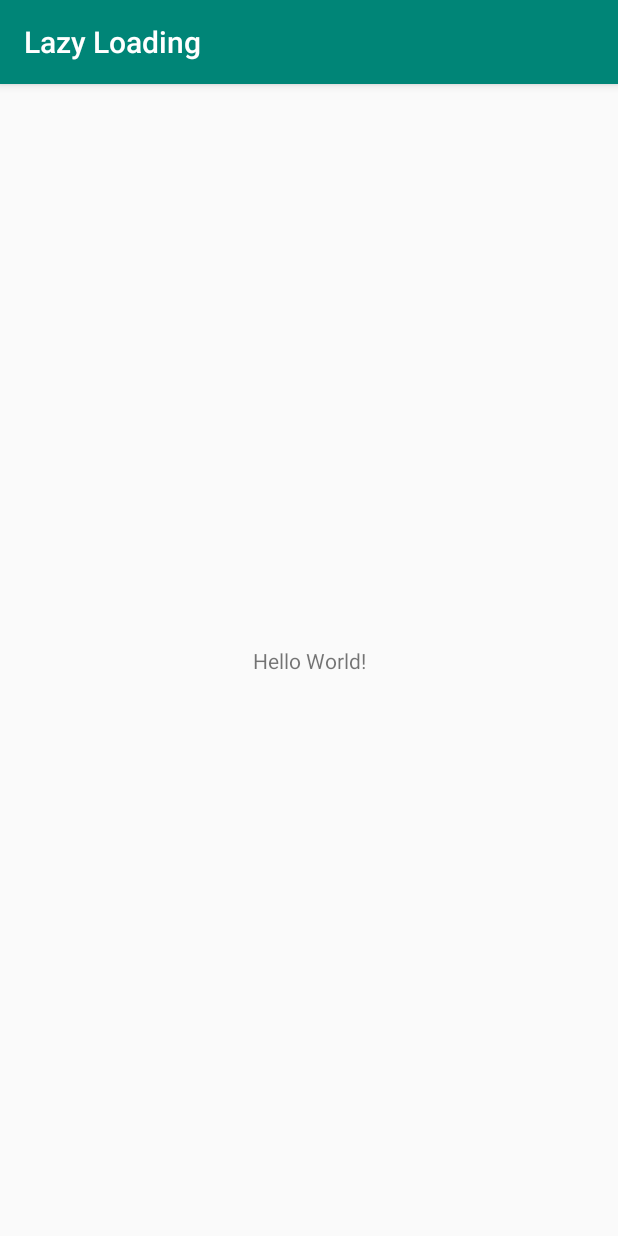
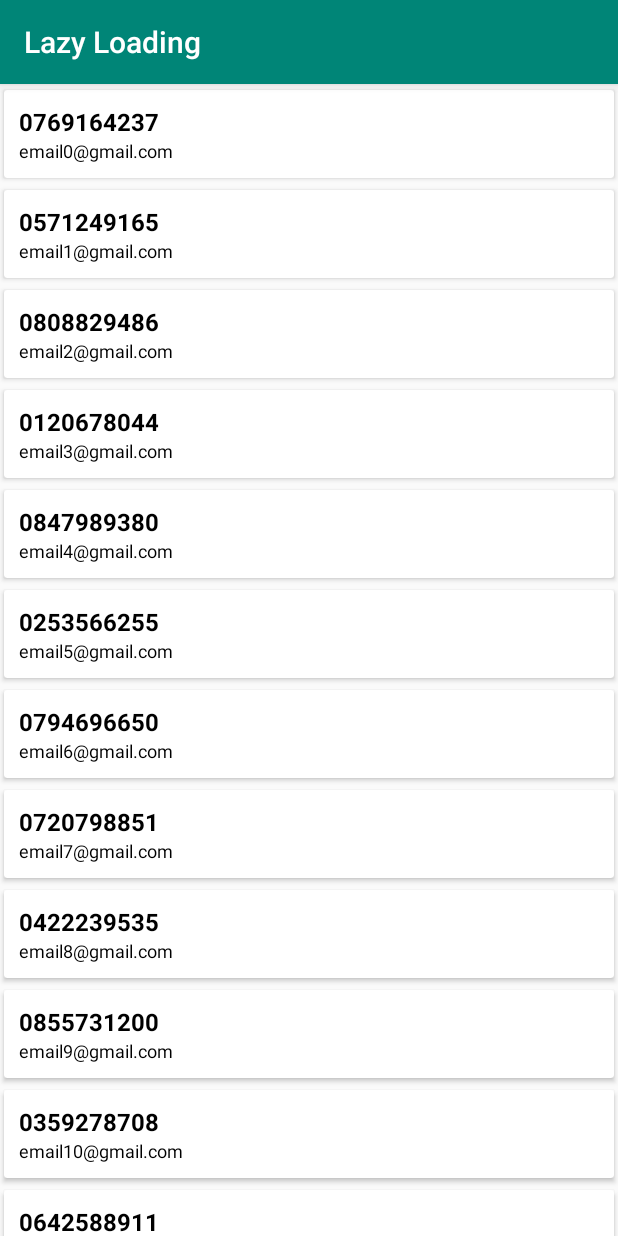
Before and after one commit to FaizIkhwan/Android-Lazy-Loading, an Android app: the screen it shows after launch (MainActivity), on a phone screen of 412 x 824 dp. Run offline under Robolectric (Android 15) with nearby library versions, the phone set to English and light mode, and no system bars.

```diff
--- a/app/build.gradle
+++ b/app/build.gradle
@@ -32,4 +32,6 @@ dependencies {
     testImplementation 'junit:junit:4.12'
     androidTestImplementation 'androidx.test.ext:junit:1.1.1'
     androidTestImplementation 'androidx.test.espresso:espresso-core:3.2.0'
+    implementation 'androidx.recyclerview:recyclerview:1.1.0'
+    implementation 'androidx.cardview:cardview:1.0.0'
 }
--- /dev/null
+++ b/app/src/main/java/com/faizikhwan/lazyloading/ContactAdapter.kt
@@ -0,0 +1,100 @@
+package com.faizikhwan.lazyloading
+
+import android.view.LayoutInflater
+import android.view.View
+import android.view.ViewGroup
+import android.widget.ProgressBar
+import android.widget.TextView
+import androidx.recyclerview.widget.RecyclerView
+import com.faizikhwan.lazyloading.model.Contact
+import kotlinx.android.synthetic.main.item_loading.view.*
+import kotlinx.android.synthetic.main.item_recycler_view.view.*
+
+class ContactAdapter(private val contacts: ArrayList<Contact?>) : RecyclerView.Adapter<RecyclerView.ViewHolder>() {
+
+    private val VIEW_TIME_ITEM = 0
+    private val VIEW_TIME_LOADING = 1
+    val VISIBLE_THRESHOLD = 5
+
+    lateinit var callback: OnLoadMoreInterface
+    var isLoading = false
+    var lastVisibleItem = 0
+    var totalItemCount = 0
+
+    interface OnLoadMoreInterface {
+        fun onLoadMore()
+    }
+
+    private class ContactViewHolder(view: View) : RecyclerView.ViewHolder(view) {
+        val tvEmail: TextView = view.tv_email
+        val tvPhone: TextView = view.tv_phone
+        lateinit var contact: Contact
+
+        fun bind(contact: Contact?) {
+            contact?.let {
+                this.contact = it
+                tvEmail.text = it.email
+                tvPhone.text = it.phone
+            }
+        }
+    }
+
+    private class LoadingViewHolder(view: View) : RecyclerView.ViewHolder(view) {
+        val progressBar: ProgressBar = view.progressBar
+    }
+
+    override fun onCreateViewHolder(parent: ViewGroup, viewType: Int): RecyclerView.ViewHolder {
+        val viewHolder: RecyclerView.ViewHolder
+        if (viewType == VIEW_TIME_ITEM) {
+            viewHolder = ContactViewHolder(
+                LayoutInflater.from(parent.context).inflate(R.layout.item_recycler_view, parent, false)
+            )
+        } else {
+            viewHolder = LoadingViewHolder(
+                LayoutInflater.from(parent.context).inflate(R.layout.item_loading, parent, false)
+            )
+        }
+        return viewHolder
+    }
+
+    override fun getItemCount(): Int {
+        return contacts.size
+    }
+
+    override fun onBindViewHolder(holder: RecyclerView.ViewHolder, position: Int) {
+        when(holder) {
+            is ContactViewHolder -> {
+                holder.bind(contacts[position])
+            }
+            is LoadingViewHolder -> {
+                holder.progressBar.isIndeterminate = true
+            }
+        }
+    }
+
+    override fun getItemViewType(position: Int): Int {
+        if (contacts[position] == null)
+            return VIEW_TIME_LOADING
+        else
+            return VIEW_TIME_ITEM
+    }
+
+    fun setOnLoadMoreListener(onLoadMoreInterface: OnLoadMoreInterface) {
+        this.callback = onLoadMoreInterface
+    }
+
+    fun setLoaded() {
+        isLoading = false
+    }
+
+    fun isScrolling(firstVisibleItemPosition: Int) {
+        totalItemCount = itemCount
+        lastVisibleItem = firstVisibleItemPosition
+        if (!isLoading && totalItemCount <= (lastVisibleItem + VISIBLE_THRESHOLD)) {
+            if (callback != null) {
+                callback.onLoadMore()
+            }
+            isLoading = true
+        }
+    }
+}
--- a/app/src/main/java/com/faizikhwan/lazyloading/MainActivity.kt
+++ b/app/src/main/java/com/faizikhwan/lazyloading/MainActivity.kt
@@ -1,12 +1,80 @@
 package com.faizikhwan.lazyloading
 
+import android.os.Bundle
+import android.os.Handler
+import android.util.Log
+import android.widget.Toast
 import androidx.appcompat.app.AppCompatActivity
-import android.os.Bundle
+import androidx.recyclerview.widget.LinearLayoutManager
+import androidx.recyclerview.widget.RecyclerView
+import com.faizikhwan.lazyloading.model.Contact
+import kotlinx.android.synthetic.main.activity_main.*
+import java.util.*
+import kotlin.collections.ArrayList
+
 
 class MainActivity : AppCompatActivity() {
+
+    private var contacts: ArrayList<Contact?> = ArrayList()
+    private lateinit var contactAdapter: ContactAdapter
+    private var random: Random = Random()
 
     override fun onCreate(savedInstanceState: Bundle?) {
         super.onCreate(savedInstanceState)
         setContentView(R.layout.activity_main)
+
+        for (i in 0..500) {
+            contacts.add(Contact(phoneNumberGenerating(), "email$i@gmail.com"))
+        }
+
+        setupRecyclerView()
+    }
+
+    private fun setupRecyclerView() {
+        val linearLayoutManager = LinearLayoutManager(this)
+
+        recycler_view.apply {
+            layoutManager = linearLayoutManager
+            contactAdapter = ContactAdapter(contacts)
+            adapter = contactAdapter
+        }
+
+        contactAdapter.setOnLoadMoreListener(object: ContactAdapter.OnLoadMoreInterface {
+            override fun onLoadMore() {
+                if (contacts.size <= 20) {
+                    contacts.add(null)
+                    contactAdapter.notifyItemInserted(contacts.size - 1)
+                    Handler().postDelayed({
+                        contacts.removeAt(contacts.size - 1)
+                        contactAdapter.notifyItemRemoved(contacts.size)
+                        //Generating more data
+                        val index: Int = contacts.size
+                        val end = index + 10
+                        for (i in index until end) {
+                            contacts.add(Contact(phoneNumberGenerating(), "email$i@gmail.com"))
+                        }
+                        contactAdapter.notifyDataSetChanged()
+                        contactAdapter.setLoaded()
+                    }, 5000)
+                } else {
+                    Toast.makeText(this@MainActivity, "Loading data completed", Toast.LENGTH_SHORT)
+                        .show()
+                }
+            }
+        })
+
+        recycler_view.addOnScrollListener(object : RecyclerView.OnScrollListener() {
+            override fun onScrolled(recyclerView: RecyclerView, dx: Int, dy: Int) {
+                super.onScrolled(recyclerView, dx, dy)
+                contactAdapter.isScrolling(linearLayoutManager.findFirstVisibleItemPosition())
+            }
+        })
+    }
+
+    private fun phoneNumberGenerating(): String {
+        val low = 100000000
+        val high = 999999999
+        val randomNumber = random.nextInt(high - low) + low
+        return "0$randomNumber"
     }
 }
--- /dev/null
+++ b/app/src/main/java/com/faizikhwan/lazyloading/model/Contact.kt
@@ -0,0 +1,6 @@
+package com.faizikhwan.lazyloading.model
+
+data class Contact(
+    var email: String,
+    var phone: String
+)
--- a/app/src/main/res/layout/activity_main.xml
+++ b/app/src/main/res/layout/activity_main.xml
@@ -1,18 +1,15 @@
 <?xml version="1.0" encoding="utf-8"?>
-<androidx.constraintlayout.widget.ConstraintLayout xmlns:android="http://schemas.android.com/apk/res/android"
+<androidx.constraintlayout.widget.ConstraintLayout
+    xmlns:android="http://schemas.android.com/apk/res/android"
     xmlns:app="http://schemas.android.com/apk/res-auto"
     xmlns:tools="http://schemas.android.com/tools"
     android:layout_width="match_parent"
     android:layout_height="match_parent"
     tools:context=".MainActivity">
 
-    <TextView
-        android:layout_width="wrap_content"
-        android:layout_height="wrap_content"
-        android:text="Hello World!"
-        app:layout_constraintBottom_toBottomOf="parent"
-        app:layout_constraintLeft_toLeftOf="parent"
-        app:layout_constraintRight_toRightOf="parent"
-        app:layout_constraintTop_toTopOf="parent" />
+    <androidx.recyclerview.widget.RecyclerView
+        android:id="@+id/recycler_view"
+        android:layout_width="match_parent"
+        android:layout_height="match_parent" />
 
 </androidx.constraintlayout.widget.ConstraintLayout>
--- /dev/null
+++ b/app/src/main/res/layout/item_recycler_view.xml
@@ -0,0 +1,34 @@
+<?xml version="1.0" encoding="utf-8"?>
+<androidx.cardview.widget.CardView
+    xmlns:android="http://schemas.android.com/apk/res/android"
+    xmlns:card_view="http://schemas.android.com/apk/res-auto"
+    android:orientation="vertical"
+    android:layout_width="match_parent"
+    android:layout_height="wrap_content"
+    card_view:cardUseCompatPadding="true">
+
+    <RelativeLayout
+        android:layout_width="match_parent"
+        android:layout_height="match_parent"
+        android:background="?android:selectableItemBackground"
+        android:padding="10dp">
+
+        <TextView
+            android:id="@+id/tv_email"
+            android:layout_width="match_parent"
+            android:layout_height="wrap_content"
+            android:textColor="@android:color/black"
+            android:textSize="16sp"
+            android:textStyle="bold" />
+
+        <TextView
+            android:id="@+id/tv_phone"
+            android:layout_width="match_parent"
+            android:layout_height="wrap_content"
+            android:layout_below="@id/tv_email"
+            android:textColor="@android:color/black"
+            android:textSize="12sp" />
+
+    </RelativeLayout>
+
+</androidx.cardview.widget.CardView>
```
Also changed, not shown: app/src/main/res/layout/item_loading.xml (added, +14 -0 lines).
